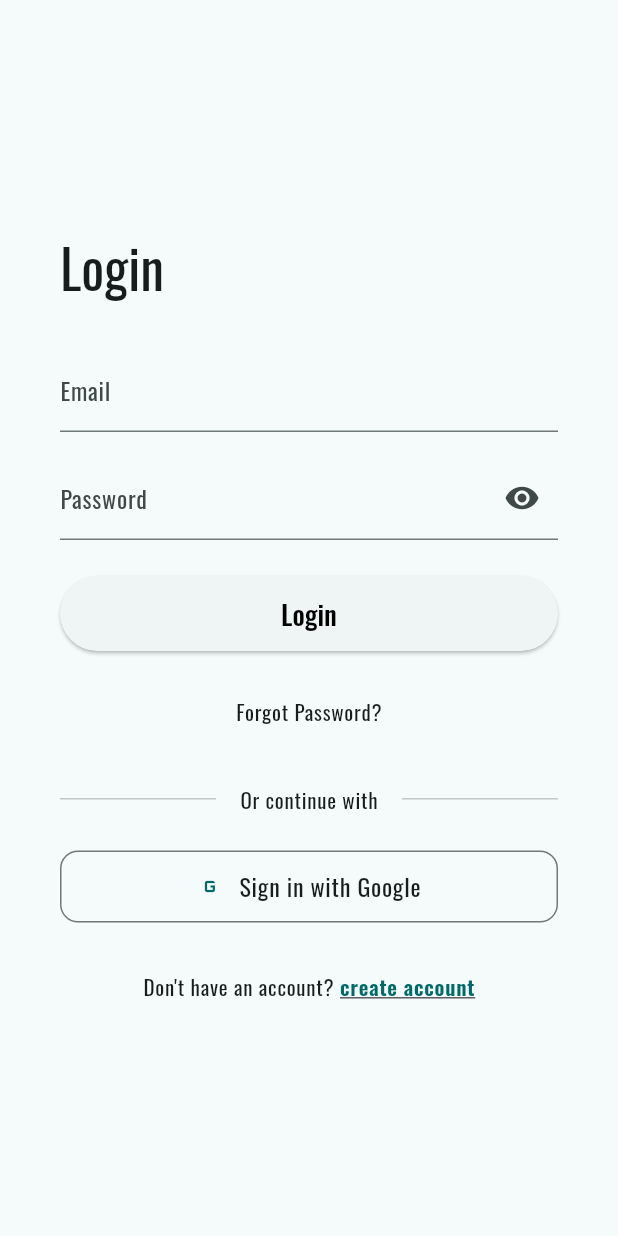
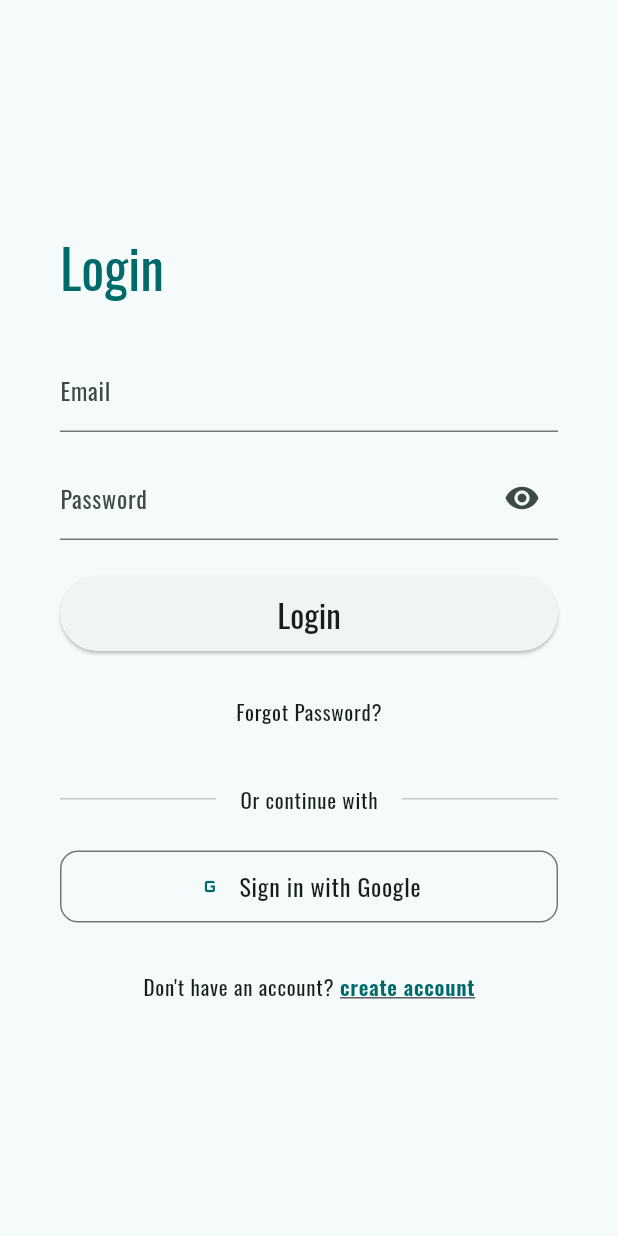
Before and after one commit to mu913480/ptg-app, a Flutter app: the screen it shows after launch, after a tap on "Login", on a phone screen of 412 x 824 dp. Run offline on Flutter 3.47's test engine with Material 3 defaults, Android fonts, the phone set to English and light mode, and no system bars; our stand-ins replace connectivity_plus, equatable, flutter_bloc, flutter_dotenv, go_router, supabase_flutter; accounts and stored records are empty; network calls fail.

Commit message:
ui and git fixed

```diff
--- a/lib/features/sign_in/ui/sign_in_screen.dart
+++ b/lib/features/sign_in/ui/sign_in_screen.dart
@@ -71,7 +71,7 @@ class _SignInScreenState extends State<SignInScreen> {
                 Text(
                   'Login ',
                   style: Theme.of(context).textTheme.displaySmall?.copyWith(
-                    color: Theme.of(context).colorScheme.onSurface,
+                    color: Theme.of(context).colorScheme.primary,
                   ),
                 ),
                 const SizedBox(height: 32),
@@ -133,9 +133,9 @@ class _SignInScreenState extends State<SignInScreen> {
                             'Login',
                             style: Theme.of(context).textTheme.titleLarge
                                 ?.copyWith(
-                                  color: Colors.black,
-                                  fontSize: 18,
-                                  fontWeight: FontWeight.w500,
+                                  color: Theme.of(
+                                    context,
+                                  ).colorScheme.onSurface,
                                 ),
                           ),
                   ),
```
